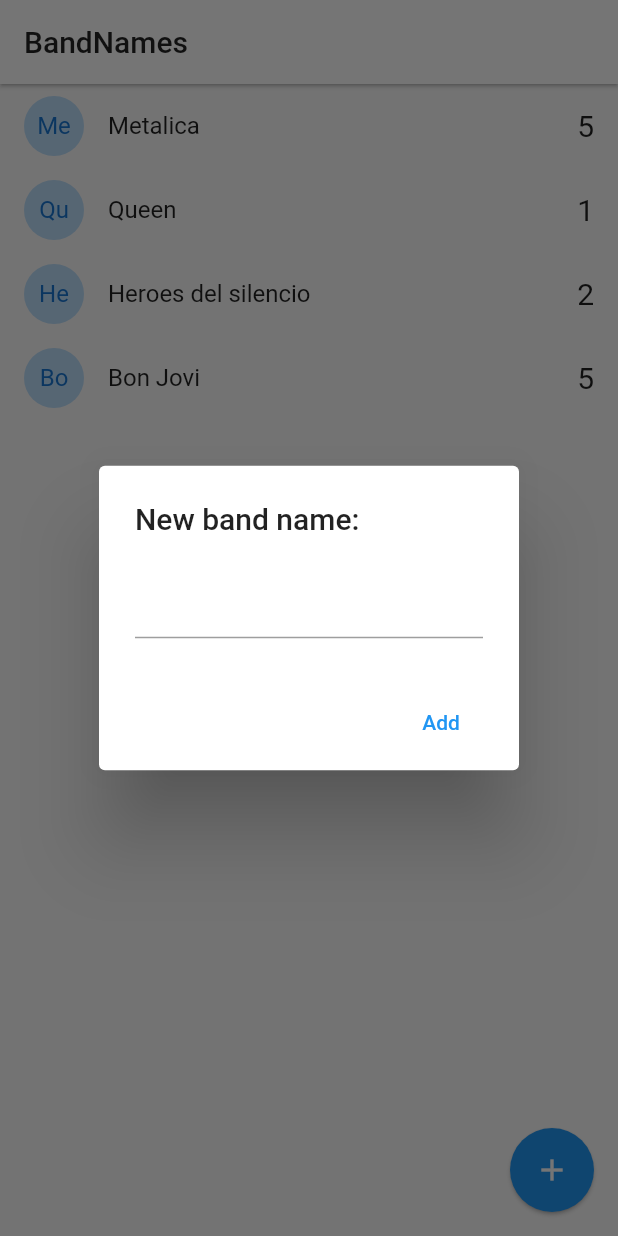
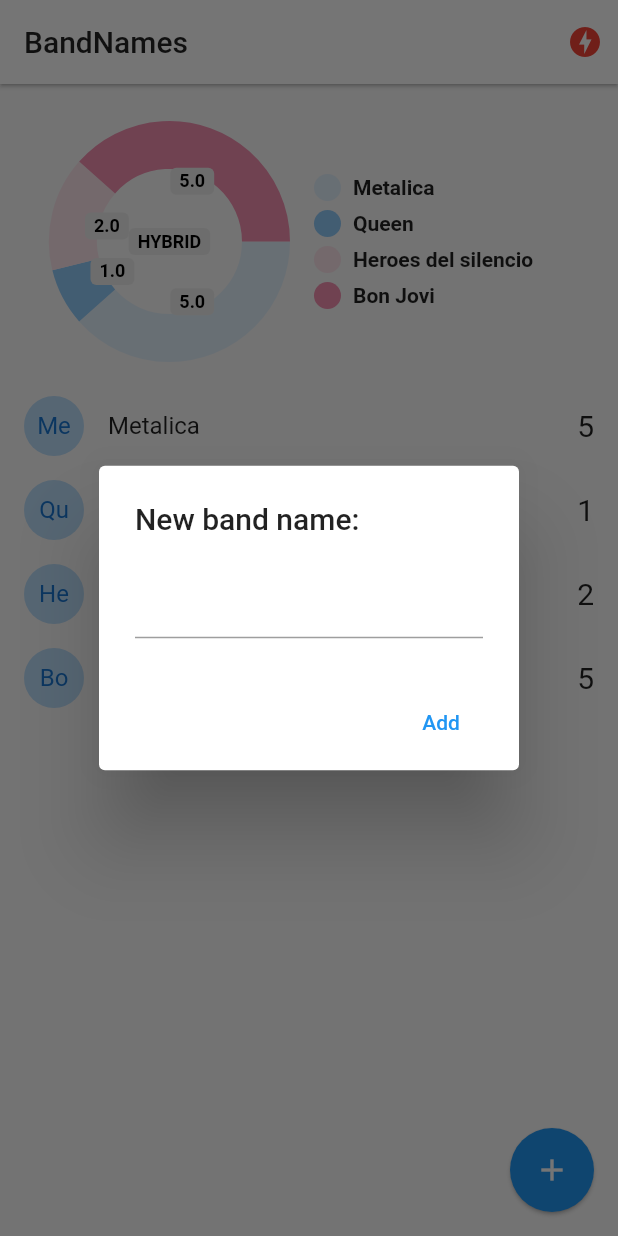
Before and after one commit to Gio1845/proyectoFlutter, a Flutter app: the screen it shows after launch, after a tap on the "add" icon, on a phone screen of 412 x 824 dp. Run offline on Flutter 3.47's test engine with Material 2 defaults, Android fonts, the phone set to English and light mode, and no system bars; drawn by our look-alikes of pie_chart; our stand-ins replace socket_io_client; network calls fail.

```diff
--- a/lib/main.dart
+++ b/lib/main.dart
@@ -1,18 +1,28 @@
+import 'package:proyecto1/services/socket_service.dart';
 import 'package:flutter/material.dart';
+import 'package:provider/provider.dart';
+
 import 'package:proyecto1/pages/home.dart';
+import 'package:proyecto1/pages/status.dart';
 
-void main () => runApp(MyApp());
+void main() => runApp(MyApp());
 
 class MyApp extends StatelessWidget {
   @override
   Widget build(BuildContext context) {
-    return MaterialApp(
-      debugShowCheckedModeBanner: false,
-      title: 'Material App',
-      initialRoute: 'home',
-      routes: {
-        'home': (_) => HomePages()
-      },
+    return MultiProvider(
+      providers: [
+        ChangeNotifierProvider(create: ( _ ) => SocketService() )
+      ],
+      child: MaterialApp(
+        debugShowCheckedModeBanner: false,
+        title: 'Material App',
+        initialRoute: 'home',
+        routes: {
+          'home': ( _ ) => HomePages(),
+          'status': ( _ ) => StatusPage()
+        },
+      ),
     );
   }
 }
--- a/lib/models/band.dart
+++ b/lib/models/band.dart
@@ -1,6 +1,5 @@
+class Band {
 
-
-class Band {
   String id;
   String name;
   int votes;
@@ -8,15 +7,16 @@ class Band {
   Band({
     this.id,
     this.name,
-    this.votes,
-});
+    this.votes
+  });
 
   factory Band.fromMap( Map<String, dynamic> obj )
   => Band(
-    id: obj['id'],
-    name: obj['name'],
-    votes: obj['votes']
+      id   : obj.containsKey('id') ? obj['id'] : 'no-id',
+      name : obj.containsKey('name') ? obj['name'] : 'no-name',
+      votes: obj.containsKey('votes') ? obj['votes'] : 'no-votes'
   );
 
 
+
 }
--- a/lib/pages/home.dart
+++ b/lib/pages/home.dart
@@ -1,6 +1,9 @@
 import 'package:flutter/material.dart';
 import 'package:proyecto1/models/band.dart';
-import 'package:flutter/cupertino.dart';
+import 'package:pie_chart/pie_chart.dart';
+import 'package:proyecto1/services/socket_service.dart';
+import 'package:provider/provider.dart';
+
 class HomePages extends StatefulWidget {
   @override
   _HomePagesState createState() => _HomePagesState();
@@ -14,19 +17,66 @@ class _HomePagesState extends State<HomePages> {
     Band(id: '3', name: 'Heroes del silencio', votes: 2),
     Band(id: '4', name: 'Bon Jovi', votes: 5),
   ];
+
+  @override
+  void initState(){
+    final socketService = Provider.of<SocketService>(context, listen: false );
+
+    socketService.socket.on('active-bands', _handleActiveBands );
+    super.initState();
+  }
+
+  _handleActiveBands( dynamic payload ) {
+
+    this.bands = (payload as List)
+        .map( (band) => Band.fromMap(band) )
+        .toList();
+
+    setState(() {});
+  }
+
+
+  @override
+  void dispose() {
+    final socketService = Provider.of<SocketService>(context, listen: false);
+    socketService.socket.off('active-bands');
+    super.dispose();
+  }
+
   @override
   Widget build(BuildContext context) {
+
+    final socketService = Provider.of<SocketService>(context);
+
     return Scaffold(
       appBar: AppBar(
         title: Text('BandNames', style: TextStyle( color: Colors.black87)),
         backgroundColor: Colors.white,
         elevation: 1,
+        actions: <Widget>[
+          Container(
+            margin: EdgeInsets.only(right: 10),
+            child: (socketService.serverStatus == ServerStatus.Online )
+            ? Icon (Icons.check_circle, color: Colors.green[300])
+            : Icon(Icons.offline_bolt,color: Colors.red,),
+          )
+        ],
       ),
-      body: ListView.builder(
-          itemCount: bands.length,
-          itemBuilder: (context, i) => _bandTile(bands[i])
-          ),
-        floatingActionButton: FloatingActionButton(
+      body: Column(
+        children: <Widget>[
+
+          _showGraph(),
+
+          Expanded(
+            child: ListView.builder(
+                itemCount: bands.length,
+                itemBuilder: ( context, i ) => _bandTile( bands[i] )
+            ),
+          )
+
+        ],
+      ),
+      floatingActionButton: FloatingActionButton(
         child: Icon(Icons.add ),
         elevation: 1,
         onPressed: addNewBand
@@ -34,12 +84,14 @@ class _HomePagesState extends State<HomePages> {
       );
   }
   Widget _bandTile(Band band){
+
+    final socketService = Provider.of<SocketService>(context, listen: false);
+
+
     return Dismissible(
       key: Key(band.id),
       direction: DismissDirection.startToEnd,
-      onDismissed: (direction){
-
-      },
+        onDismissed: ( _ ) => socketService.emit('delete-band', { 'id': band.id }),
       background: Container(
         padding: EdgeInsets.only(left: 8.0),
         color: Colors.red,
@@ -55,9 +107,7 @@ class _HomePagesState extends State<HomePages> {
       ),
         title: Text(band.name),
         trailing: Text('${ band.votes}', style: TextStyle(fontSize: 20) ),
-        onTap: () {
-          print(band.name);
-        },
+        onTap: ()  => socketService.socket.emit('vote-band', { 'id': band.id } ) ,
       ),
     );
   }
@@ -67,8 +117,7 @@ class _HomePagesState extends State<HomePages> {
 
     showDialog(
         context: context,
-    builder: (context){
-        return  AlertDialog(
+        builder: (_) =>AlertDialog(
           title: Text('New band name:'),
           content: TextField(
             controller: textController,
@@ -81,17 +130,63 @@ class _HomePagesState extends State<HomePages> {
               onPressed: () => addBandToList( textController.text)
             )
           ],
-        );
-      },
+        )
     );
   }
 
     void addBandToList( String name) {
-    print(name);
+
     if( name.length > 1){
-      this.bands.add(new Band(id: DateTime.now().toString(), name: name, votes: 0));
-      setState(() {});
+      final socketService = Provider.of<SocketService>(context, listen: false);
+      socketService.emit('add-band', { 'name': name });
     }
     Navigator.pop(context);
     }
-}
+  Widget _showGraph() {
+    Map<String, double> dataMap = new Map();
+    // dataMap.putIfAbsent('Flutter', () => 5);
+    bands.forEach((band) {
+      dataMap.putIfAbsent(band.name, () => band.votes.toDouble());
+    });
+    final List<Color> colorList = [
+      Colors.blue[50],
+      Colors.blue[200],
+      Colors.pink[50],
+      Colors.pink[200],
+      Colors.yellow[50],
+      Colors.yellow[200],
+    ];
+
+    return Container(
+        padding: EdgeInsets.only(top: 10),
+        width: double.infinity,
+        height: 200,
+        child: PieChart(
+          dataMap: dataMap,
+          animationDuration: Duration(milliseconds: 800),
+          chartLegendSpacing: 32,
+          chartRadius: MediaQuery.of(context).size.width / 3.2,
+          colorList: colorList,
+          initialAngleInDegree: 0,
+          chartType: ChartType.ring,
+          ringStrokeWidth: 32,
+          centerText: "HYBRID",
+          legendOptions: LegendOptions(
+            showLegendsInRow: false,
+            legendPosition: LegendPosition.right,
+            showLegends: true,
+
+            legendTextStyle: TextStyle(
+              fontWeight: FontWeight.bold,
+            ),
+          ),
+          chartValuesOptions: ChartValuesOptions(
+            showChartValueBackground: true,
+            showChartValues: true,
+            showChartValuesInPercentage: false,
+            showChartValuesOutside: false,
+          ),
+        )
+        );
+    }
+  }
--- /dev/null
+++ b/lib/services/socket_service.dart
@@ -0,0 +1,48 @@
+import 'package:flutter/material.dart';
+
+import 'package:socket_io_client/socket_io_client.dart' as IO;
+
+enum ServerStatus {
+  Online,
+  Offline,
+  Connecting
+}
+
+
+class SocketService with ChangeNotifier {
+
+  ServerStatus _serverStatus = ServerStatus.Connecting;
+  IO.Socket _socket;
+
+  ServerStatus get serverStatus => this._serverStatus;
+
+  IO.Socket get socket => this._socket;
+  Function get emit => this._socket.emit;
+
+
+  SocketService(){
+    this._initConfig();
+  }
+
+  void _initConfig() {
+
+    // Dart client
+    this._socket = IO.io('http://localhost:3000/', {
+      'transports': ['websocket'],
+      'autoConnect': true
+    });
+
+    this._socket.on('connect', (_) {
+      this._serverStatus = ServerStatus.Online;
+      notifyListeners();
+    });
+
+    this._socket.on('disconnect', (_) {
+      this._serverStatus = ServerStatus.Offline;
+      notifyListeners();
+    });
+
+
+  }
+
+}
--- a/pubspec.yaml
+++ b/pubspec.yaml
@@ -28,6 +28,9 @@ dependencies:
   # The following adds the Cupertino Icons font to your application.
   # Use with the CupertinoIcons class for iOS style icons.
   cupertino_icons: ^0.1.3
+  socket_io_client: ^0.9.12
+  provider: ^4.3.3
+  pie_chart: ^4.0.1
 
 dev_dependencies:
   flutter_test:
```
Also changed, not shown: lib/pages/status.dart (added, +38 -0 lines), pubspec.lock.
